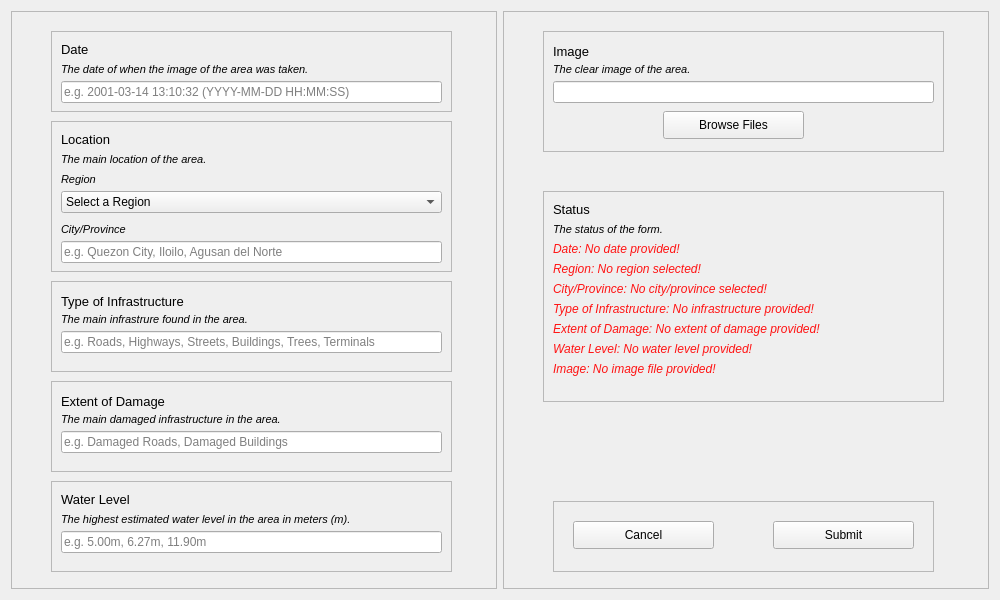
This is floods_form.ui in mahkhun/floods as Qt 5 draws it before an edit. The edited form follows.
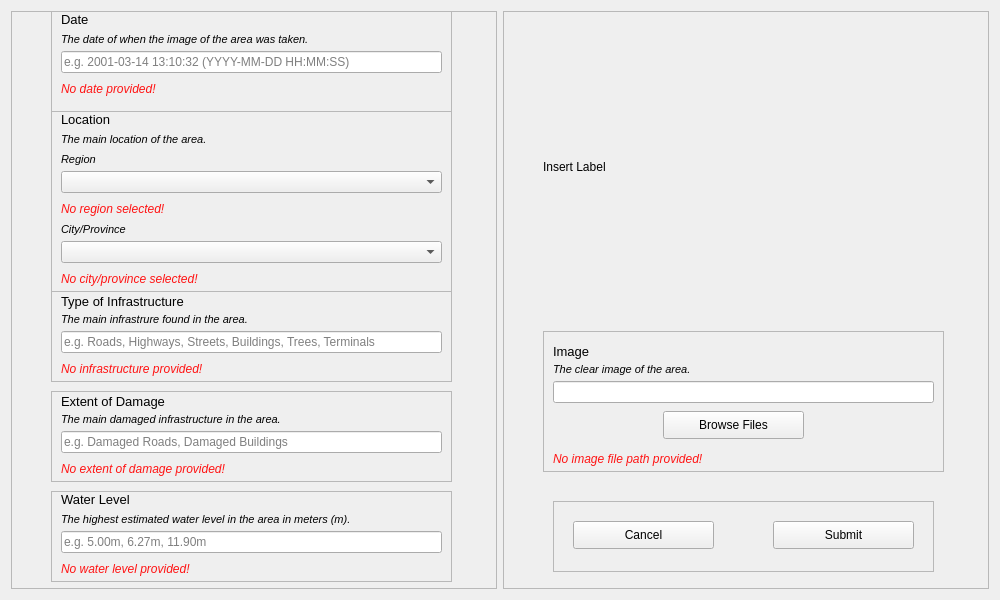
This is the edited form.

Commit message: Updated interface for proper classification of location.

```diff
--- a/floods_form.ui
+++ b/floods_form.ui
@@ -38,9 +38,9 @@
       <property name="geometry">
        <rect>
         <x>40</x>
-        <y>20</y>
+        <y>0</y>
         <width>401</width>
-        <height>81</height>
+        <height>101</height>
        </rect>
       </property>
       <property name="frameShape">
@@ -53,7 +53,7 @@
        <property name="geometry">
         <rect>
          <x>10</x>
-         <y>10</y>
+         <y>0</y>
          <width>41</width>
          <height>16</height>
         </rect>
@@ -69,7 +69,7 @@
        <property name="geometry">
         <rect>
          <x>10</x>
-         <y>30</y>
+         <y>20</y>
          <width>371</width>
          <height>16</height>
         </rect>
@@ -86,7 +86,7 @@
        <property name="geometry">
         <rect>
          <x>10</x>
-         <y>50</y>
+         <y>40</y>
          <width>381</width>
          <height>22</height>
         </rect>
@@ -101,14 +101,31 @@
         <string>e.g. 2001-03-14 13:10:32 (YYYY-MM-DD HH:MM:SS)</string>
        </property>
       </widget>
+      <widget class="QLabel" name="date_status_label">
+       <property name="geometry">
+        <rect>
+         <x>10</x>
+         <y>70</y>
+         <width>141</width>
+         <height>16</height>
+        </rect>
+       </property>
+       <property name="styleSheet">
+        <string notr="true">font-style: italic;
+color: rgb(255, 20, 20);</string>
+       </property>
+       <property name="text">
+        <string>No date provided!</string>
+       </property>
+      </widget>
      </widget>
      <widget class="QFrame" name="location_frame">
       <property name="geometry">
        <rect>
         <x>40</x>
-        <y>110</y>
+        <y>100</y>
         <width>401</width>
-        <height>151</height>
+        <height>181</height>
        </rect>
       </property>
       <property name="frameShape">
@@ -121,7 +138,7 @@
        <property name="geometry">
         <rect>
          <x>10</x>
-         <y>10</y>
+         <y>0</y>
          <width>71</width>
          <height>16</height>
         </rect>
@@ -137,7 +154,7 @@
        <property name="geometry">
         <rect>
          <x>10</x>
-         <y>30</y>
+         <y>20</y>
          <width>181</width>
          <height>16</height>
         </rect>
@@ -150,124 +167,21 @@
         <string>The main location of the area.</string>
        </property>
       </widget>
-      <widget class="QLineEdit" name="cityprovince_lineedit">
-       <property name="geometry">
-        <rect>
-         <x>10</x>
-         <y>120</y>
-         <width>381</width>
-         <height>22</height>
-        </rect>
-       </property>
-       <property name="placeholderText">
-        <string>e.g. Quezon City, Iloilo, Agusan del Norte</string>
-       </property>
-      </widget>
       <widget class="QComboBox" name="region_combobox">
        <property name="geometry">
         <rect>
          <x>10</x>
-         <y>70</y>
+         <y>60</y>
          <width>381</width>
          <height>22</height>
         </rect>
        </property>
-       <item>
-        <property name="text">
-         <string>Select a Region</string>
-        </property>
-       </item>
-       <item>
-        <property name="text">
-         <string>National Capital Region (NCR)</string>
-        </property>
-       </item>
-       <item>
-        <property name="text">
-         <string>Cordillera Administrative Region (CAR)</string>
-        </property>
-       </item>
-       <item>
-        <property name="text">
-         <string>Ilocos Region (Region I)</string>
-        </property>
-       </item>
-       <item>
-        <property name="text">
-         <string>Cagayan Valley (Region II)</string>
-        </property>
-       </item>
-       <item>
-        <property name="text">
-         <string>Central Luzon (Region III)</string>
-        </property>
-       </item>
-       <item>
-        <property name="text">
-         <string>Calabarzon (Region IV-A)</string>
-        </property>
-       </item>
-       <item>
-        <property name="text">
-         <string>Southwestern Tagalog Region (MIMAROPA)</string>
-        </property>
-       </item>
-       <item>
-        <property name="text">
-         <string>Bicol Region (Region V)</string>
-        </property>
-       </item>
-       <item>
-        <property name="text">
-         <string>Western Visayas (Region VI)</string>
-        </property>
-       </item>
-       <item>
-        <property name="text">
-         <string>Central Visayas (Region VII)</string>
-        </property>
-       </item>
-       <item>
-        <property name="text">
-         <string>Eastern Visayas (Region VIII)</string>
-        </property>
-       </item>
-       <item>
-        <property name="text">
-         <string>Zamboanga Peninsula (Region IX)</string>
-        </property>
-       </item>
-       <item>
-        <property name="text">
-         <string>Northern Mindanao (Region X)</string>
-        </property>
-       </item>
-       <item>
-        <property name="text">
-         <string>Davao Region (Region XI)</string>
-        </property>
-       </item>
-       <item>
-        <property name="text">
-         <string>Soccsksargen (Region XII)</string>
-        </property>
-       </item>
-       <item>
-        <property name="text">
-         <string>Caraga (Region XIII)</string>
-        </property>
-       </item>
-       <item>
-        <property name="text">
-         <string>Bangsamoro (BARMM)</string>
-        </property>
-       </item>
       </widget>
       <widget class="QLabel" name="region_label">
        <property name="geometry">
         <rect>
          <x>10</x>
-         <y>50</y>
+         <y>40</y>
          <width>41</width>
          <height>16</height>
         </rect>
@@ -284,7 +198,7 @@
        <property name="geometry">
         <rect>
          <x>10</x>
-         <y>100</y>
+         <y>110</y>
          <width>171</width>
          <height>16</height>
         </rect>
@@ -297,12 +211,56 @@
         <string>City/Province</string>
        </property>
       </widget>
+      <widget class="QComboBox" name="location_combobox">
+       <property name="geometry">
+        <rect>
+         <x>10</x>
+         <y>130</y>
+         <width>381</width>
+         <height>22</height>
+        </rect>
+       </property>
+      </widget>
+      <widget class="QLabel" name="cityprovince_status_label">
+       <property name="geometry">
+        <rect>
+         <x>10</x>
+         <y>160</y>
+         <width>251</width>
+         <height>16</height>
+        </rect>
+       </property>
+       <property name="styleSheet">
+        <string notr="true">font-style: italic;
+color: rgb(255, 20, 20);</string>
+       </property>
+       <property name="text">
+        <string>No city/province selected!</string>
+       </property>
+      </widget>
+      <widget class="QLabel" name="region_status_label">
+       <property name="geometry">
+        <rect>
+         <x>10</x>
+         <y>90</y>
+         <width>181</width>
+         <height>16</height>
+        </rect>
+       </property>
+       <property name="styleSheet">
+        <string notr="true">font-style: italic;
+color: rgb(255, 20, 20);</string>
+       </property>
+       <property name="text">
+        <string>No region selected!</string>
+       </property>
+      </widget>
      </widget>
      <widget class="QFrame" name="infrastructure_frame">
       <property name="geometry">
        <rect>
         <x>40</x>
-        <y>270</y>
+        <y>280</y>
         <width>401</width>
         <height>91</height>
        </rect>
@@ -317,7 +275,7 @@
        <property name="geometry">
         <rect>
          <x>10</x>
-         <y>10</y>
+         <y>0</y>
          <width>171</width>
          <height>21</height>
         </rect>
@@ -333,7 +291,7 @@
        <property name="geometry">
         <rect>
          <x>10</x>
-         <y>30</y>
+         <y>20</y>
          <width>371</width>
          <height>16</height>
         </rect>
@@ -350,7 +308,7 @@
        <property name="geometry">
         <rect>
          <x>10</x>
-         <y>50</y>
+         <y>40</y>
          <width>381</width>
          <height>22</height>
         </rect>
@@ -359,12 +317,29 @@
         <string>e.g. Roads, Highways, Streets, Buildings, Trees, Terminals</string>
        </property>
       </widget>
+      <widget class="QLabel" name="infrastructure_status_label">
+       <property name="geometry">
+        <rect>
+         <x>10</x>
+         <y>70</y>
+         <width>301</width>
+         <height>16</height>
+        </rect>
+       </property>
+       <property name="styleSheet">
+        <string notr="true">font-style: italic;
+color: rgb(255, 20, 20);</string>
+       </property>
+       <property name="text">
+        <string>No infrastructure provided!</string>
+       </property>
+      </widget>
      </widget>
      <widget class="QFrame" name="damage_frame">
       <property name="geometry">
        <rect>
         <x>40</x>
-        <y>370</y>
+        <y>380</y>
         <width>401</width>
         <height>91</height>
        </rect>
@@ -379,7 +354,7 @@
        <property name="geometry">
         <rect>
          <x>10</x>
-         <y>10</y>
+         <y>0</y>
          <width>141</width>
          <height>21</height>
         </rect>
@@ -395,7 +370,7 @@
        <property name="geometry">
         <rect>
          <x>10</x>
-         <y>30</y>
+         <y>20</y>
          <width>381</width>
          <height>16</height>
         </rect>
@@ -412,7 +387,7 @@
        <property name="geometry">
         <rect>
          <x>10</x>
-         <y>50</y>
+         <y>40</y>
          <width>381</width>
          <height>22</height>
         </rect>
@@ -421,12 +396,29 @@
         <string>e.g. Damaged Roads, Damaged Buildings</string>
        </property>
       </widget>
+      <widget class="QLabel" name="damage_status_label">
+       <property name="geometry">
+        <rect>
+         <x>10</x>
+         <y>70</y>
+         <width>381</width>
+         <height>16</height>
+        </rect>
+       </property>
+       <property name="styleSheet">
+        <string notr="true">font-style: italic;
+color: rgb(255, 20, 20);</string>
+       </property>
+       <property name="text">
+        <string>No extent of damage provided!</string>
+       </property>
+      </widget>
      </widget>
      <widget class="QFrame" name="waterlevel_frame">
       <property name="geometry">
        <rect>
         <x>40</x>
-        <y>470</y>
+        <y>480</y>
         <width>401</width>
         <height>91</height>
        </rect>
@@ -441,7 +433,7 @@
        <property name="geometry">
         <rect>
          <x>10</x>
-         <y>10</y>
+         <y>0</y>
          <width>91</width>
          <height>16</height>
         </rect>
@@ -457,7 +449,7 @@
        <property name="geometry">
         <rect>
          <x>10</x>
-         <y>30</y>
+         <y>20</y>
          <width>381</width>
          <height>16</height>
         </rect>
@@ -474,7 +466,7 @@
        <property name="geometry">
         <rect>
          <x>10</x>
-         <y>50</y>
+         <y>40</y>
          <width>381</width>
          <height>22</height>
         </rect>
@@ -483,6 +475,23 @@
         <string>e.g. 5.00m, 6.27m, 11.90m</string>
        </property>
       </widget>
+      <widget class="QLabel" name="waterlevel_status_label">
+       <property name="geometry">
+        <rect>
+         <x>10</x>
+         <y>70</y>
+         <width>381</width>
+         <height>16</height>
+        </rect>
+       </property>
+       <property name="styleSheet">
+        <string notr="true">font-style: italic;
+color: rgb(255, 20, 20);</string>
+       </property>
+       <property name="text">
+        <string>No water level provided!</string>
+       </property>
+      </widget>
      </widget>
     </widget>
    </item>
@@ -498,9 +507,9 @@
       <property name="geometry">
        <rect>
         <x>40</x>
-        <y>20</y>
+        <y>320</y>
         <width>401</width>
-        <height>121</height>
+        <height>141</height>
        </rect>
       </property>
       <property name="frameShape">
@@ -565,6 +574,23 @@
         <string>Browse Files</string>
        </property>
       </widget>
+      <widget class="QLabel" name="image_status_label">
+       <property name="geometry">
+        <rect>
+         <x>10</x>
+         <y>120</y>
+         <width>231</width>
+         <height>16</height>
+        </rect>
+       </property>
+       <property name="styleSheet">
+        <string notr="true">font-style: italic;
+color: rgb(255, 20, 20);</string>
+       </property>
+       <property name="text">
+        <string>No image file path provided!</string>
+       </property>
+      </widget>
      </widget>
      <widget class="QFrame" name="navigation_frame">
       <property name="geometry">
@@ -608,175 +634,18 @@
        </property>
       </widget>
      </widget>
-     <widget class="QFrame" name="status_frame">
+     <widget class="QLabel" name="image_label">
       <property name="geometry">
        <rect>
         <x>40</x>
-        <y>180</y>
+        <y>10</y>
         <width>401</width>
-        <height>211</height>
+        <height>291</height>
        </rect>
       </property>
-      <property name="frameShape">
-       <enum>QFrame::StyledPanel</enum>
+      <property name="text">
+       <string>Insert Label</string>
       </property>
-      <property name="frameShadow">
-       <enum>QFrame::Raised</enum>
-      </property>
-      <widget class="QLabel" name="status_title_label">
-       <property name="geometry">
-        <rect>
-         <x>10</x>
-         <y>10</y>
-         <width>51</width>
-         <height>16</height>
-        </rect>
-       </property>
-       <property name="styleSheet">
-        <string notr="true">font-size: 10pt;
-</string>
-       </property>
-       <property name="text">
-        <string>Status</string>
-       </property>
-      </widget>
-      <widget class="QLabel" name="status_title_label_2">
-       <property name="geometry">
-        <rect>
-         <x>10</x>
-         <y>30</y>
-         <width>171</width>
-         <height>16</height>
-        </rect>
-       </property>
-       <property name="styleSheet">
-        <string notr="true">font-size: 8pt;
-font-style: italic;
-</string>
-       </property>
-       <property name="text">
-        <string>The status of the form.</string>
-       </property>
-      </widget>
-      <widget class="QLabel" name="date_status_label">
-       <property name="geometry">
-        <rect>
-         <x>10</x>
-         <y>50</y>
-         <width>211</width>
-         <height>16</height>
-        </rect>
-       </property>
-       <property name="styleSheet">
-        <string notr="true">font-style: italic;
-color: rgb(255, 20, 20);</string>
-       </property>
-       <property name="text">
-        <string>Date: No date provided!</string>
-       </property>
-      </widget>
-      <widget class="QLabel" name="region_status_label">
-       <property name="geometry">
-        <rect>
-         <x>10</x>
-         <y>70</y>
-         <width>181</width>
-         <height>16</height>
-        </rect>
-       </property>
-       <property name="styleSheet">
-        <string notr="true">font-style: italic;
-color: rgb(255, 20, 20);</string>
-       </property>
-       <property name="text">
-        <string>Region: No region selected!</string>
-       </property>
-      </widget>
-      <widget class="QLabel" name="cityprovince_status_label">
-       <property name="geometry">
-        <rect>
-         <x>10</x>
-         <y>90</y>
-         <width>251</width>
-         <height>16</height>
-        </rect>
-       </property>
-       <property name="styleSheet">
-        <string notr="true">font-style: italic;
-color: rgb(255, 20, 20);</string>
-       </property>
-       <property name="text">
-        <string>City/Province: No city/province selected!</string>
-       </property>
-      </widget>
-      <widget class="QLabel" name="infrastructure_status_label">
-       <property name="geometry">
-        <rect>
-         <x>10</x>
-         <y>110</y>
-         <width>301</width>
-         <height>16</height>
-        </rect>
-       </property>
-       <property name="styleSheet">
-        <string notr="true">font-style: italic;
-color: rgb(255, 20, 20);</string>
-       </property>
-       <property name="text">
-        <string>Type of Infrastructure: No infrastructure provided!</string>
-       </property>
-      </widget>
-      <widget class="QLabel" name="damage_status_label">
-       <property name="geometry">
-        <rect>
-         <x>10</x>
-         <y>130</y>
-         <width>321</width>
-         <height>16</height>
-        </rect>
-       </property>
-       <property name="styleSheet">
-        <string notr="true">font-style: italic;
-color: rgb(255, 20, 20);</string>
-       </property>
-       <property name="text">
-        <string>Extent of Damage: No extent of damage provided!</string>
-       </property>
-      </widget>
-      <widget class="QLabel" name="waterlevel_status_label">
-       <property name="geometry">
-        <rect>
-         <x>10</x>
-         <y>150</y>
-         <width>251</width>
-         <height>16</height>
-        </rect>
-       </property>
-       <property name="styleSheet">
-        <string notr="true">font-style: italic;
-color: rgb(255, 20, 20);</string>
-       </property>
-       <property name="text">
-        <string>Water Level: No water level provided!</string>
-       </property>
-      </widget>
-      <widget class="QLabel" name="image_status_label">
-       <property name="geometry">
-        <rect>
-         <x>10</x>
-         <y>170</y>
-         <width>231</width>
-         <height>16</height>
-        </rect>
-       </property>
-       <property name="styleSheet">
-        <string notr="true">font-style: italic;
-color: rgb(255, 20, 20);</string>
-       </property>
-       <property name="text">
-        <string>Image: No image file provided!</string>
-       </property>
-      </widget>
      </widget>
     </widget>
    </item>
```
The commit also changes 1 other file.
